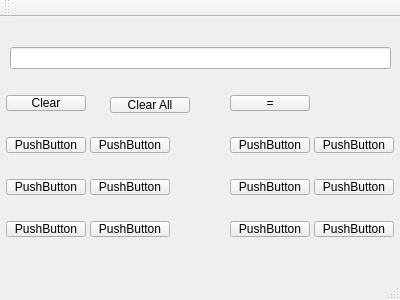
Before: the Qt Designer form mainwindow.ui in Alyssa-Zhou/Qt_Calculator, drawn with Qt 5.
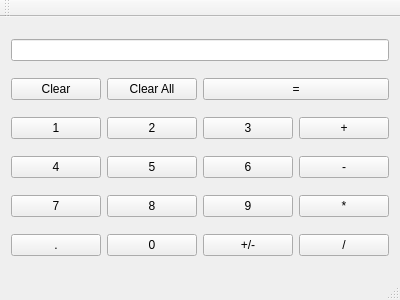
After: the same form once the commit is applied.

```diff
--- a/mainwindow.ui
+++ b/mainwindow.ui
@@ -14,211 +14,148 @@
    <string>MainWindow</string>
   </property>
   <widget class="QWidget" name="centralWidget">
+   <layout class="QGridLayout" name="gridLayout">
+    <item row="0" column="0" colspan="4">
+     <widget class="QLineEdit" name="lineEdit_result">
+      <property name="alignment">
+       <set>Qt::AlignRight|Qt::AlignTrailing|Qt::AlignVCenter</set>
+      </property>
+     </widget>
+    </item>
+    <item row="1" column="0">
    <widget class="QPushButton" name="pushButton_clear">
-    <property name="geometry">
-     <rect>
-      <x>6</x>
-      <y>78</y>
-      <width>80</width>
-      <height>16</height>
-     </rect>
-    </property>
     <property name="text">
      <string>Clear</string>
     </property>
    </widget>
+    </item>
+    <item row="1" column="1">
    <widget class="QPushButton" name="pushButton_clearall">
-    <property name="geometry">
-     <rect>
-      <x>110</x>
-      <y>80</y>
-      <width>80</width>
-      <height>16</height>
-     </rect>
-    </property>
     <property name="text">
      <string>Clear All</string>
     </property>
    </widget>
+    </item>
+    <item row="1" column="2" colspan="2">
    <widget class="QPushButton" name="pushButton_equal">
-    <property name="geometry">
-     <rect>
-      <x>230</x>
-      <y>78</y>
-      <width>80</width>
-      <height>16</height>
-     </rect>
-    </property>
     <property name="text">
      <string>=</string>
     </property>
    </widget>
+    </item>
+    <item row="2" column="0">
+     <widget class="QPushButton" name="pushButton_1">
+      <property name="text">
+       <string>1</string>
+      </property>
+     </widget>
+    </item>
+    <item row="2" column="1">
+     <widget class="QPushButton" name="pushButton_2">
+      <property name="text">
+       <string>2</string>
+      </property>
+     </widget>
+    </item>
+    <item row="2" column="2">
+     <widget class="QPushButton" name="pushButton_3">
+      <property name="text">
+       <string>3</string>
+      </property>
+     </widget>
+    </item>
+    <item row="2" column="3">
+     <widget class="QPushButton" name="pushButton_plus">
+      <property name="text">
+       <string>+</string>
+      </property>
+     </widget>
+    </item>
+    <item row="3" column="0">
    <widget class="QPushButton" name="pushButton_4">
-    <property name="geometry">
-     <rect>
-      <x>6</x>
-      <y>120</y>
-      <width>80</width>
-      <height>16</height>
-     </rect>
-    </property>
     <property name="text">
-     <string>PushButton</string>
-    </property>
-   </widget>
+       <string>4</string>
+      </property>
+     </widget>
+    </item>
+    <item row="3" column="1">
    <widget class="QPushButton" name="pushButton_5">
-    <property name="geometry">
-     <rect>
-      <x>90</x>
-      <y>120</y>
-      <width>80</width>
-      <height>16</height>
-     </rect>
-    </property>
     <property name="text">
-     <string>PushButton</string>
-    </property>
-   </widget>
+       <string>5</string>
+      </property>
+     </widget>
+    </item>
+    <item row="3" column="2">
    <widget class="QPushButton" name="pushButton_6">
-    <property name="geometry">
-     <rect>
-      <x>230</x>
-      <y>120</y>
-      <width>80</width>
-      <height>16</height>
-     </rect>
-    </property>
+      <property name="text">
+       <string>6</string>
+      </property>
+     </widget>
+    </item>
+    <item row="3" column="3">
+     <widget class="QPushButton" name="pushButton_subtract">
     <property name="text">
-     <string>PushButton</string>
-    </property>
-   </widget>
+       <string>-</string>
+      </property>
+     </widget>
+    </item>
+    <item row="4" column="0">
    <widget class="QPushButton" name="pushButton_7">
-    <property name="geometry">
-     <rect>
-      <x>6</x>
-      <y>162</y>
-      <width>80</width>
-      <height>16</height>
-     </rect>
-    </property>
     <property name="text">
-     <string>PushButton</string>
-    </property>
-   </widget>
+       <string>7</string>
+      </property>
+     </widget>
+    </item>
+    <item row="4" column="1">
    <widget class="QPushButton" name="pushButton_8">
-    <property name="geometry">
-     <rect>
-      <x>90</x>
-      <y>162</y>
-      <width>80</width>
-      <height>16</height>
-     </rect>
-    </property>
     <property name="text">
-     <string>PushButton</string>
-    </property>
-   </widget>
+       <string>8</string>
+      </property>
+     </widget>
+    </item>
+    <item row="4" column="2">
    <widget class="QPushButton" name="pushButton_9">
-    <property name="geometry">
-     <rect>
-      <x>230</x>
-      <y>162</y>
-      <width>80</width>
-      <height>16</height>
-     </rect>
-    </property>
     <property name="text">
-     <string>PushButton</string>
-    </property>
-   </widget>
-   <widget class="QPushButton" name="pushButton_10">
-    <property name="geometry">
-     <rect>
-      <x>6</x>
-      <y>204</y>
-      <width>80</width>
-      <height>16</height>
-     </rect>
-    </property>
+       <string>9</string>
+      </property>
+     </widget>
+    </item>
+    <item row="4" column="3">
+     <widget class="QPushButton" name="pushButton_multiply">
     <property name="text">
-     <string>PushButton</string>
-    </property>
-   </widget>
-   <widget class="QPushButton" name="pushButton_11">
-    <property name="geometry">
-     <rect>
-      <x>90</x>
-      <y>204</y>
-      <width>80</width>
-      <height>16</height>
-     </rect>
-    </property>
+       <string>*</string>
+      </property>
+     </widget>
+    </item>
+    <item row="5" column="0">
+     <widget class="QPushButton" name="pushButton_dot">
     <property name="text">
-     <string>PushButton</string>
-    </property>
-   </widget>
-   <widget class="QPushButton" name="pushButton_12">
-    <property name="geometry">
-     <rect>
-      <x>230</x>
-      <y>204</y>
-      <width>80</width>
-      <height>16</height>
-     </rect>
-    </property>
+       <string>.</string>
+      </property>
+     </widget>
+    </item>
+    <item row="5" column="1">
+     <widget class="QPushButton" name="pushButton_0">
     <property name="text">
-     <string>PushButton</string>
-    </property>
-   </widget>
-   <widget class="QPushButton" name="pushButton_13">
-    <property name="geometry">
-     <rect>
-      <x>314</x>
-      <y>120</y>
-      <width>80</width>
-      <height>16</height>
-     </rect>
-    </property>
+       <string>0</string>
+      </property>
+     </widget>
+    </item>
+    <item row="5" column="2">
+     <widget class="QPushButton" name="pushButton_sign">
     <property name="text">
-     <string>PushButton</string>
-    </property>
-   </widget>
-   <widget class="QPushButton" name="pushButton_14">
-    <property name="geometry">
-     <rect>
-      <x>314</x>
-      <y>162</y>
-      <width>80</width>
-      <height>16</height>
-     </rect>
-    </property>
+       <string>+/-</string>
+      </property>
+     </widget>
+    </item>
+    <item row="5" column="3">
+     <widget class="QPushButton" name="pushButton_divide">
     <property name="text">
-     <string>PushButton</string>
-    </property>
-   </widget>
-   <widget class="QPushButton" name="pushButton_15">
-    <property name="geometry">
-     <rect>
-      <x>314</x>
-      <y>204</y>
-      <width>80</width>
-      <height>16</height>
-     </rect>
-    </property>
-    <property name="text">
-     <string>PushButton</string>
-    </property>
-   </widget>
-   <widget class="QLineEdit" name="lineEdit">
-    <property name="geometry">
-     <rect>
-      <x>10</x>
-      <y>30</y>
-      <width>381</width>
-      <height>22</height>
-     </rect>
-    </property>
-   </widget>
+       <string>/</string>
+      </property>
+     </widget>
+    </item>
+   </layout>
   </widget>
   <widget class="QMenuBar" name="menuBar">
    <property name="geometry">
```
Left out of the diff: 2 changed lines with no effect on the pictures. Lines whose indentation alone changed are shown as unchanged.
